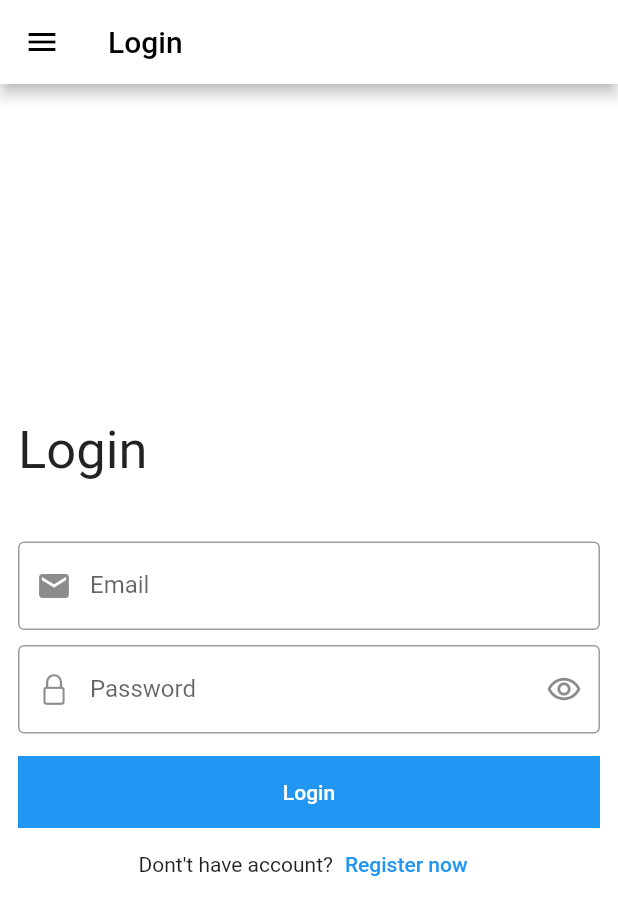
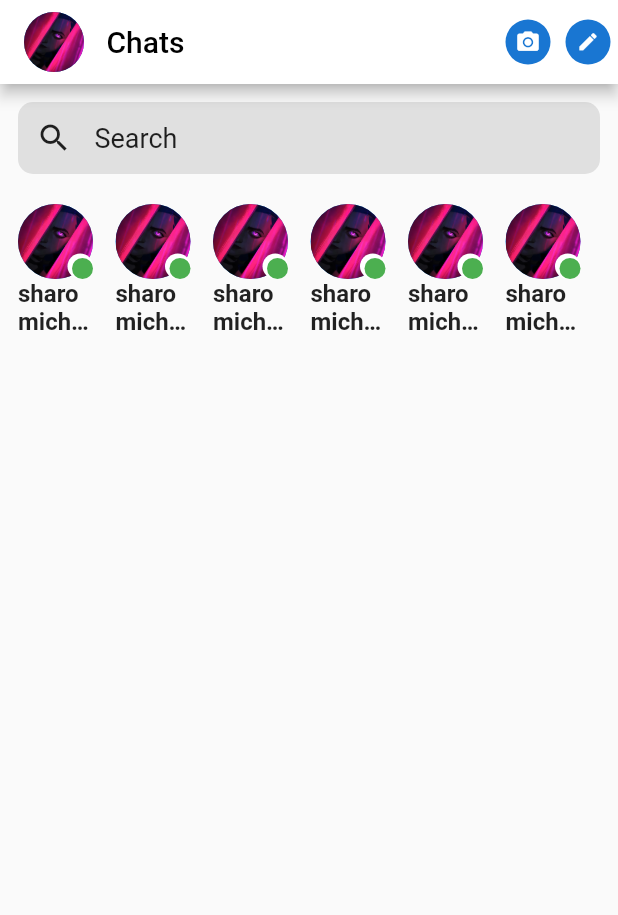
Before and after one commit to courseflutter/flutter_course, a Flutter app: the screen it shows after launch, on a phone screen of 412 x 824 dp. Shown: the top 915 px of the screen. Run offline on Flutter 3.47's test engine with Material 2 defaults, Android fonts, the phone set to English and light mode, and no system bars.

```diff
--- a/lib/login_screen.dart
+++ b/lib/login_screen.dart
@@ -20,7 +20,6 @@ class LoginScreen extends StatelessWidget {
         child: Center(
           child: SingleChildScrollView(
             child: Column(
-              mainAxisAlignment: MainAxisAlignment.center,
               crossAxisAlignment: CrossAxisAlignment.start,
               children: [
                 Text(
--- a/lib/main.dart
+++ b/lib/main.dart
@@ -1,6 +1,7 @@
 import 'package:flutter/cupertino.dart';
 import 'package:flutter/material.dart';
 import 'package:flutter_application_4/login_screen.dart';
+import 'package:flutter_application_4/messenger_screen.dart';
 import 'package:flutter_application_4/register_screen.dart';
 
 void main() {
@@ -12,6 +13,7 @@ class MyApp extends StatelessWidget {
 
   @override
   Widget build(BuildContext context) {
-    return MaterialApp(debugShowCheckedModeBanner: false, home: LoginScreen());
+    return MaterialApp(
+        debugShowCheckedModeBanner: false, home: MessngerScreen());
   }
 }
--- /dev/null
+++ b/lib/messenger_screen.dart
@@ -0,0 +1,486 @@
+import 'package:flutter/material.dart';
+
+class MessngerScreen extends StatelessWidget {
+  const MessngerScreen({Key? key}) : super(key: key);
+
+  @override
+  Widget build(BuildContext context) {
+    return Scaffold(
+      appBar: AppBar(
+        backgroundColor: Colors.white,
+        foregroundColor: Colors.black,
+        title: Row(
+          children: [
+            CircleAvatar(
+              radius: 20,
+              backgroundImage: AssetImage('images/wp.jpg'),
+            ),
+            SizedBox(
+              width: 15,
+            ),
+            Text('Chats')
+          ],
+        ),
+        actions: [
+          CircleAvatar(
+              radius: 15,
+              child: Icon(
+                Icons.camera_alt,
+                size: 17,
+              )),
+          SizedBox(
+            width: 10,
+          ),
+          CircleAvatar(
+            radius: 15,
+            child: Icon(
+              Icons.edit,
+              size: 15,
+            ),
+          ),
+          SizedBox(width: 5)
+        ],
+      ),
+      body: Padding(
+        padding: const EdgeInsets.all(12.0),
+        child: Column(
+          children: [
+            Container(
+              padding: EdgeInsets.all(12),
+              decoration: BoxDecoration(
+                  color: Colors.grey[300],
+                  borderRadius: BorderRadius.circular(10)),
+              child: Row(
+                children: [
+                  Icon(Icons.search),
+                  SizedBox(
+                    width: 15,
+                  ),
+                  Text(
+                    'Search',
+                    style: TextStyle(fontSize: 18),
+                  ),
+                ],
+              ),
+            ),
+            SizedBox(
+              height: 20,
+            ),
+            SingleChildScrollView(
+              scrollDirection: Axis.horizontal,
+              child: Row(
+                children: [
+                  Container(
+                    width: 50,
+                    child: Column(
+                      children: [
+                        Stack(
+                          alignment: AlignmentDirectional.bottomEnd,
+                          children: [
+                            CircleAvatar(
+                              radius: 25,
+                              backgroundImage: AssetImage('images/wp.jpg'),
+                            ),
+                            CircleAvatar(
+                              radius: 8.5,
+                              backgroundColor: Colors.white,
+                            ),
+                            CircleAvatar(
+                              radius: 7,
+                              backgroundColor: Colors.green,
+                            )
+                          ],
+                        ),
+                        Text(
+                          'sharo michel sharo michel sharo michel ',
+                          maxLines: 2,
+                          overflow: TextOverflow.ellipsis,
+                          style: TextStyle(
+                              fontSize: 16, fontWeight: FontWeight.bold),
+                        )
+                      ],
+                    ),
+                  ),
+                  SizedBox(
+                    width: 15,
+                  ),
+                  Container(
+                    width: 50,
+                    child: Column(
+                      children: [
+                        Stack(
+                          alignment: AlignmentDirectional.bottomEnd,
+                          children: [
+                            CircleAvatar(
+                              radius: 25,
+                              backgroundImage: AssetImage('images/wp.jpg'),
+                            ),
+                            CircleAvatar(
+                              radius: 8.5,
+                              backgroundColor: Colors.white,
+                            ),
+                            CircleAvatar(
+                              radius: 7,
+                              backgroundColor: Colors.green,
+                            )
+                          ],
+                        ),
+                        Text(
+                          'sharo michel sharo michel sharo michel ',
+                          maxLines: 2,
+                          overflow: TextOverflow.ellipsis,
+                          style: TextStyle(
+                              fontSize: 16, fontWeight: FontWeight.bold),
+                        )
+                      ],
+                    ),
+                  ),
+                  SizedBox(
+                    width: 15,
+                  ),
+                  Container(
+                    width: 50,
+                    child: Column(
+                      children: [
+                        Stack(
+                          alignment: AlignmentDirectional.bottomEnd,
+                          children: [
+                            CircleAvatar(
+                              radius: 25,
+                              backgroundImage: AssetImage('images/wp.jpg'),
+                            ),
+                            CircleAvatar(
+                              radius: 8.5,
+                              backgroundColor: Colors.white,
+                            ),
+                            CircleAvatar(
+                              radius: 7,
+                              backgroundColor: Colors.green,
+                            )
+                          ],
+                        ),
+                        Text(
+                          'sharo michel sharo michel sharo michel ',
+                          maxLines: 2,
+                          overflow: TextOverflow.ellipsis,
+                          style: TextStyle(
+                              fontSize: 16, fontWeight: FontWeight.bold),
+                        )
+                      ],
+                    ),
+                  ),
+                  SizedBox(
+                    width: 15,
+                  ),
+                  Container(
+                    width: 50,
+                    child: Column(
+                      children: [
+                        Stack(
+                          alignment: AlignmentDirectional.bottomEnd,
+                          children: [
+                            CircleAvatar(
+                              radius: 25,
+                              backgroundImage: AssetImage('images/wp.jpg'),
+                            ),
+                            CircleAvatar(
+                              radius: 8.5,
+                              backgroundColor: Colors.white,
+                            ),
+                            CircleAvatar(
+                              radius: 7,
+                              backgroundColor: Colors.green,
+                            )
+                          ],
+                        ),
+                        Text(
+                          'sharo michel sharo michel sharo michel ',
+                          maxLines: 2,
+                          overflow: TextOverflow.ellipsis,
+                          style: TextStyle(
+                              fontSize: 16, fontWeight: FontWeight.bold),
+                        )
+                      ],
+                    ),
+                  ),
+                  SizedBox(
+                    width: 15,
+                  ),
+                  Container(
+                    width: 50,
+                    child: Column(
+                      children: [
+                        Stack(
+                          alignment: AlignmentDirectional.bottomEnd,
+                          children: [
+                            CircleAvatar(
+                              radius: 25,
+                              backgroundImage: AssetImage('images/wp.jpg'),
+                            ),
+                            CircleAvatar(
+                              radius: 8.5,
+                              backgroundColor: Colors.white,
+                            ),
+                            CircleAvatar(
+                              radius: 7,
+                              backgroundColor: Colors.green,
+                            )
+                          ],
+                        ),
+                        Text(
+                          'sharo michel sharo michel sharo michel ',
+                          maxLines: 2,
+                          overflow: TextOverflow.ellipsis,
+                          style: TextStyle(
+                              fontSize: 16, fontWeight: FontWeight.bold),
+                        )
+                      ],
+                    ),
+                  ),
+                  SizedBox(
+                    width: 15,
+                  ),
+                  Container(
+                    width: 50,
+                    child: Column(
+                      children: [
+                        Stack(
+                          alignment: AlignmentDirectional.bottomEnd,
+                          children: [
+                            CircleAvatar(
+                              radius: 25,
+                              backgroundImage: AssetImage('images/wp.jpg'),
+                            ),
+                            CircleAvatar(
+                              radius: 8.5,
+                              backgroundColor: Colors.white,
+                            ),
+                            CircleAvatar(
+                              radius: 7,
+                              backgroundColor: Colors.green,
+                            )
+                          ],
+                        ),
+                        Text(
+                          'sharo michel sharo michel sharo michel ',
+                          maxLines: 2,
+                          overflow: TextOverflow.ellipsis,
+                          style: TextStyle(
+                              fontSize: 16, fontWeight: FontWeight.bold),
+                        )
+                      ],
+                    ),
+                  ),
+                  SizedBox(
+                    width: 15,
+                  ),
+                  Container(
+                    width: 50,
+                    child: Column(
+                      children: [
+                        Stack(
+                          alignment: AlignmentDirectional.bottomEnd,
+                          children: [
+                            CircleAvatar(
+                              radius: 25,
+                              backgroundImage: AssetImage('images/wp.jpg'),
+                            ),
+                            CircleAvatar(
+                              radius: 8.5,
+                              backgroundColor: Colors.white,
+                            ),
+                            CircleAvatar(
+                              radius: 7,
+                              backgroundColor: Colors.green,
+                            )
+                          ],
+                        ),
+                        Text(
+                          'sharo michel sharo michel sharo michel ',
+                          maxLines: 2,
+                          overflow: TextOverflow.ellipsis,
+                          style: TextStyle(
+                              fontSize: 16, fontWeight: FontWeight.bold),
+                        )
+                      ],
+                    ),
+                  ),
+                  SizedBox(
+                    width: 15,
+                  ),
+                  Container(
+                    width: 50,
+                    child: Column(
+                      children: [
+                        Stack(
+                          alignment: AlignmentDirectional.bottomEnd,
+                          children: [
+                            CircleAvatar(
+                              radius: 25,
+                              backgroundImage: AssetImage('images/wp.jpg'),
+                            ),
+                            CircleAvatar(
+                              radius: 8.5,
+                              backgroundColor: Colors.white,
+                            ),
+                            CircleAvatar(
+                              radius: 7,
+                              backgroundColor: Colors.green,
+                            )
+                          ],
+                        ),
+                        Text(
+                          'sharo michel sharo michel sharo michel ',
+                          maxLines: 2,
+                          overflow: TextOverflow.ellipsis,
+                          style: TextStyle(
+                              fontSize: 16, fontWeight: FontWeight.bold),
+                        )
+                      ],
+                    ),
+                  ),
+                  SizedBox(
+                    width: 15,
+                  ),
+                  Container(
+                    width: 50,
+                    child: Column(
+                      children: [
+                        Stack(
+                          alignment: AlignmentDirectional.bottomEnd,
+                          children: [
+                            CircleAvatar(
+                              radius: 25,
+                              backgroundImage: AssetImage('images/wp.jpg'),
+                            ),
+                            CircleAvatar(
+                              radius: 8.5,
+                              backgroundColor: Colors.white,
+                            ),
+                            CircleAvatar(
+                              radius: 7,
+                              backgroundColor: Colors.green,
+                            )
+                          ],
+                        ),
+                        Text(
+                          'sharo michel sharo michel sharo michel ',
+                          maxLines: 2,
+                          overflow: TextOverflow.ellipsis,
+                          style: TextStyle(
+                              fontSize: 16, fontWeight: FontWeight.bold),
+                        )
+                      ],
+                    ),
+                  ),
+                  SizedBox(
+                    width: 15,
+                  ),
+                  Container(
+                    width: 50,
+                    child: Column(
+                      children: [
+                        Stack(
+                          alignment: AlignmentDirectional.bottomEnd,
+                          children: [
+                            CircleAvatar(
+                              radius: 25,
+                              backgroundImage: AssetImage('images/wp.jpg'),
+                            ),
+                            CircleAvatar(
+                              radius: 8.5,
+                              backgroundColor: Colors.white,
+                            ),
+                            CircleAvatar(
+                              radius: 7,
+                              backgroundColor: Colors.green,
+                            )
+                          ],
+                        ),
+                        Text(
+                          'sharo michel sharo michel sharo michel ',
+                          maxLines: 2,
+                          overflow: TextOverflow.ellipsis,
+                          style: TextStyle(
+                              fontSize: 16, fontWeight: FontWeight.bold),
+                        )
+                      ],
+                    ),
+                  ),
+                  SizedBox(
+                    width: 15,
+                  ),
+                  Container(
+                    width: 50,
+                    child: Column(
+                      children: [
+                        Stack(
+                          alignment: AlignmentDirectional.bottomEnd,
+                          children: [
+                            CircleAvatar(
+                              radius: 25,
+                              backgroundImage: AssetImage('images/wp.jpg'),
+                            ),
+                            CircleAvatar(
+                              radius: 8.5,
+                              backgroundColor: Colors.white,
+                            ),
+                            CircleAvatar(
+                              radius: 7,
+                              backgroundColor: Colors.green,
+                            )
+                          ],
+                        ),
+                        Text(
+                          'sharo michel sharo michel sharo michel ',
+                          maxLines: 2,
+                          overflow: TextOverflow.ellipsis,
+                          style: TextStyle(
+                              fontSize: 16, fontWeight: FontWeight.bold),
+                        )
+                      ],
+                    ),
+                  ),
+                  SizedBox(
+                    width: 15,
+                  ),
+                  Container(
+                    width: 50,
+                    child: Column(
+                      children: [
+                        Stack(
+                          alignment: AlignmentDirectional.bottomEnd,
+                          children: [
+                            CircleAvatar(
+                              radius: 25,
+                              backgroundImage: AssetImage('images/wp.jpg'),
+                            ),
+                            CircleAvatar(
+                              radius: 8.5,
+                              backgroundColor: Colors.white,
+                            ),
+                            CircleAvatar(
+                              radius: 7,
+                              backgroundColor: Colors.green,
+                            )
+                          ],
+                        ),
+                        Text(
+                          'sharo michel sharo michel sharo michel ',
+                          maxLines: 2,
+                          overflow: TextOverflow.ellipsis,
+                          style: TextStyle(
+                              fontSize: 16, fontWeight: FontWeight.bold),
+                        )
+                      ],
+                    ),
+                  )
+                ],
+              ),
+            )
+          ],
+        ),
+      ),
+    );
+  }
+}
--- a/pubspec.yaml
+++ b/pubspec.yaml
@@ -58,8 +58,8 @@ flutter:
   uses-material-design: true
 
   # To add assets to your application, add an assets section, like this:
-  # assets:
-  #   - images/a_dot_burr.jpeg
+  assets:
+     - images/wp.jpg
   #   - images/a_dot_ham.jpeg
 
   # An image asset can refer to one or more resolution-specific "variants", see
```
Also changed, not shown: images/wp.jpg (added).
